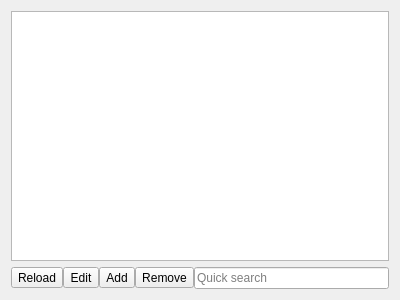
Qt form ownerwidget.ui (Kuszki/MultimapAWZ) before a commit.
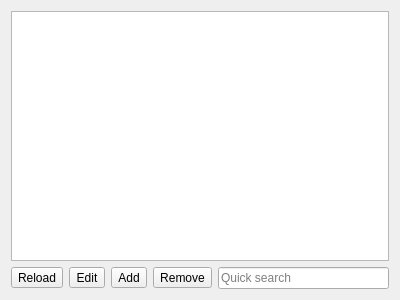
The same form after that commit. Icons and pictures are not drawn.

```diff
--- a/ownerwidget.ui
+++ b/ownerwidget.ui
@@ -36,9 +36,6 @@
    </item>
    <item row="1" column="0">
     <layout class="QHBoxLayout" name="horizontalLayout">
-     <property name="spacing">
-      <number>0</number>
-     </property>
      <item>
       <widget class="QToolButton" name="reloadButton">
        <property name="text">
```
Left out of the diff: 2 changed lines with no effect on the pictures.
